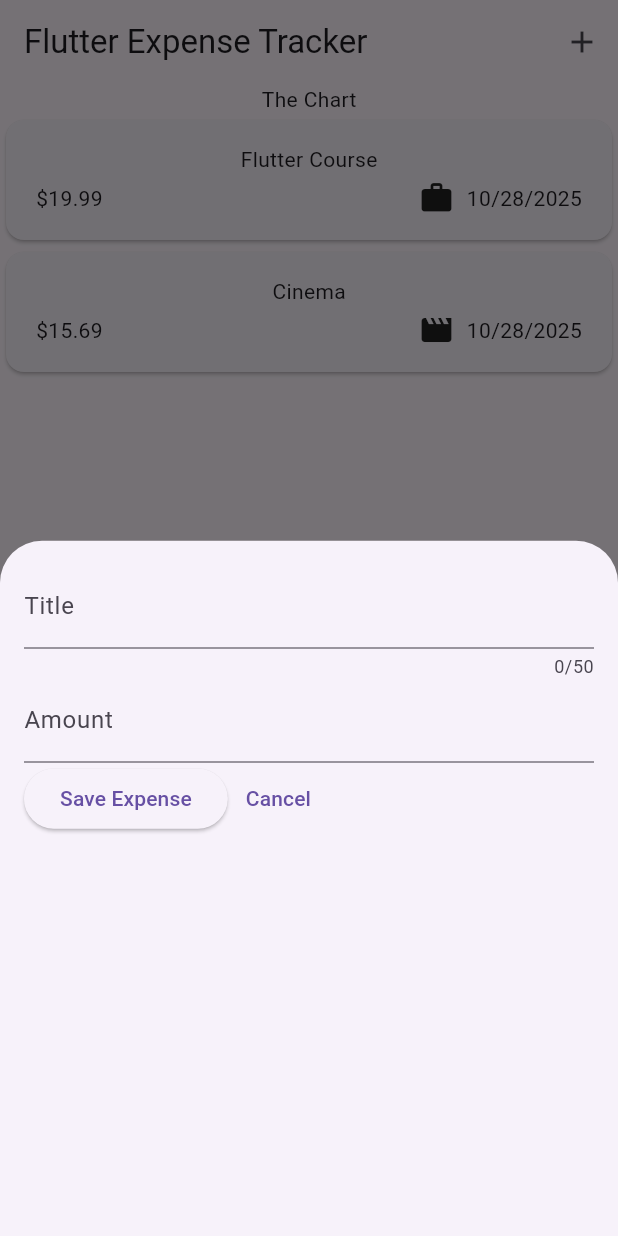
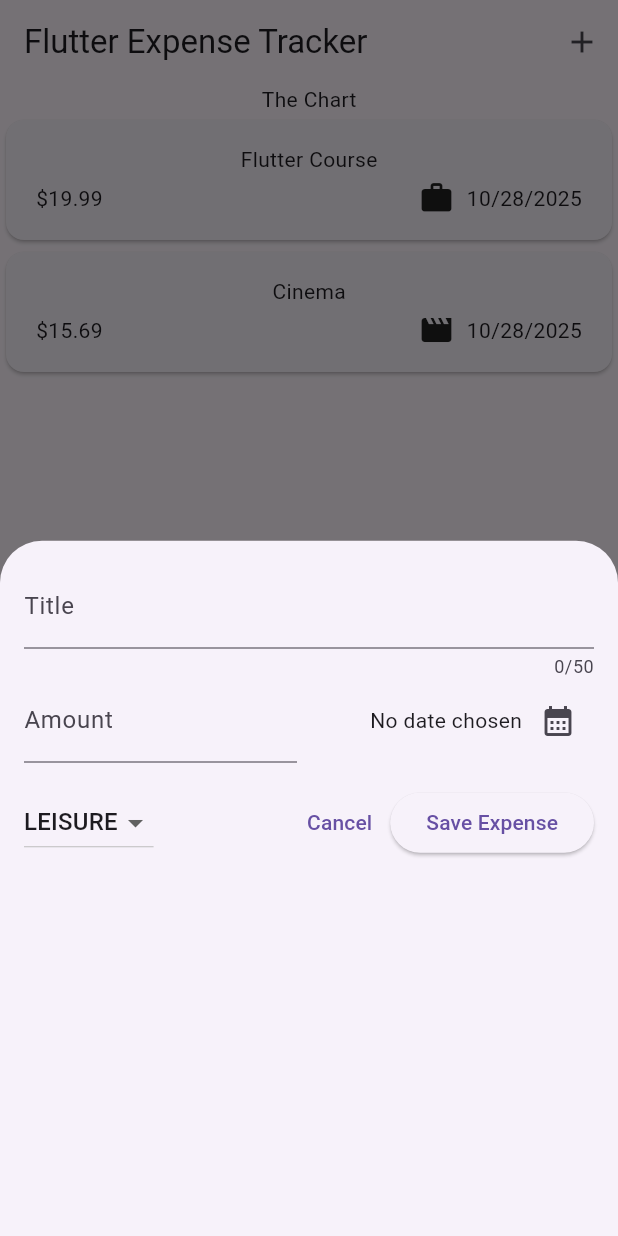
Before and after one commit to rakhisyudha/expense_tracker, a Flutter app: the screen it shows after launch, after a tap on the "add" icon, on a phone screen of 412 x 824 dp. Run offline on Flutter 3.47's test engine with Material 3 defaults, Android fonts, the phone set to English and light mode, and no system bars.

Commit message:
adding add feature

```diff
--- a/lib/widgets/expenses.dart
+++ b/lib/widgets/expenses.dart
@@ -31,8 +31,14 @@ class _ExpensesState extends State<Expenses> {
   void _openAddExpenseOverlay() {
     showModalBottomSheet(
       context: context,
-      builder: (ctx) => const NewExpense(),
+      builder: (ctx) => NewExpense(onAddExpense: _addExpense),
     );
+  }
+
+  void _addExpense(Expense expense) {
+    setState(() {
+      _registeredExpenses.add(expense);
+    });
   }
 
   @override
--- a/lib/widgets/new_expense.dart
+++ b/lib/widgets/new_expense.dart
@@ -1,8 +1,11 @@
 import 'package:flutter/material.dart';
 import 'package:flutter/services.dart';
+import 'package:expense_tracker/models/expense.dart';
 
 class NewExpense extends StatefulWidget {
-  const NewExpense({super.key});
+  const NewExpense({super.key, required this.onAddExpense});
+
+  final void Function(Expense expense) onAddExpense;
 
   @override
   State<NewExpense> createState() {
@@ -12,10 +15,64 @@ class NewExpense extends StatefulWidget {
 
 class _NewExpenseState extends State<NewExpense> {
   final _titleController = TextEditingController();
+  final _amountController = TextEditingController();
+  DateTime? _selectedDate;
+  Category _selectedCategory = Category.leisure;
+
+  void _presentDatePicker() async {
+    final now = DateTime.now();
+    final firstDate = DateTime(now.year - 1, now.month, now.day);
+    final pickedDate = await showDatePicker(
+      context: context,
+      initialDate: now,
+      firstDate: firstDate,
+      lastDate: now,
+    );
+    setState(() {
+      _selectedDate = pickedDate;
+    });
+  }
+
+  void _submitExpenseData() {
+    final enteredAmount = double.tryParse(_amountController.text);
+    final amountIsInvalid = enteredAmount == null || enteredAmount <= 0;
+    if (_titleController.text.trim().isEmpty ||
+        amountIsInvalid ||
+        _selectedDate == null) {
+      showDialog(
+        context: context,
+        builder: (ctx) => AlertDialog(
+          title: const Text('Invalid Input'),
+          content: const Text(
+            'Please make sure a valid title, amount, and date were entered.',
+          ),
+          actions: [
+            TextButton(
+              onPressed: () {
+                Navigator.pop(ctx);
+              },
+              child: const Text('Okay'),
+            ),
+          ],
+        ),
+      );
+      return;
+    }
+
+    widget.onAddExpense(
+      Expense(
+        title: _titleController.text,
+        amount: enteredAmount,
+        date: _selectedDate!,
+        category: _selectedCategory,
+      ),
+    );
+  }
 
   @override
   void dispose() {
     _titleController.dispose();
+    _amountController.dispose();
     super.dispose();
   }
 
@@ -30,7 +87,11 @@ class _NewExpenseState extends State<NewExpense> {
             maxLength: 50,
             decoration: const InputDecoration(label: Text('Title')),
           ),
-          TextField(
+          Row(
+            children: [
+              Expanded(
+                child: TextField(
+                  controller: _amountController,
                   decoration: const InputDecoration(
                     label: Text('Amount'),
                     prefixText: '\$ ',
@@ -38,15 +99,64 @@ class _NewExpenseState extends State<NewExpense> {
                   keyboardType: TextInputType.number,
                   inputFormatters: [FilteringTextInputFormatter.digitsOnly],
                 ),
+              ),
+              const SizedBox(width: 16),
+              Expanded(
+                child: Row(
+                  mainAxisAlignment: MainAxisAlignment.end,
+                  crossAxisAlignment: CrossAxisAlignment.center,
+                  children: [
+                    Text(
+                      _selectedDate == null
+                          ? 'No date chosen'
+                          : formatter.format(_selectedDate!),
+                    ),
+                    IconButton(
+                      onPressed: () {
+                        _presentDatePicker();
+                      },
+                      icon: const Icon(Icons.calendar_month),
+                    ),
+                  ],
+                ),
+              ),
+            ],
+          ),
+          SizedBox(height: 16),
           Row(
             children: [
+              DropdownButton(
+                value: _selectedCategory,
+                items: Category.values
+                    .map(
+                      (category) => DropdownMenuItem(
+                        value: category,
+                        child: Text(category.name.toUpperCase()),
+                      ),
+                    )
+                    .toList(),
+                onChanged: (value) {
+                  if (value == null) {
+                    return;
+                  }
+                  setState(() {
+                    _selectedCategory = value!;
+                  });
+                },
+              ),
+              const Spacer(),
+              TextButton(
+                onPressed: () {
+                  Navigator.pop(context);
+                },
+                child: const Text('Cancel'),
+              ),
               ElevatedButton(
                 onPressed: () {
-                  print(_titleController.text);
+                  _submitExpenseData();
                 },
                 child: const Text('Save Expense'),
               ),
-              TextButton(onPressed: () {}, child: const Text('Cancel')),
             ],
           ),
         ],
```
Lines whose indentation alone changed are shown as unchanged.
